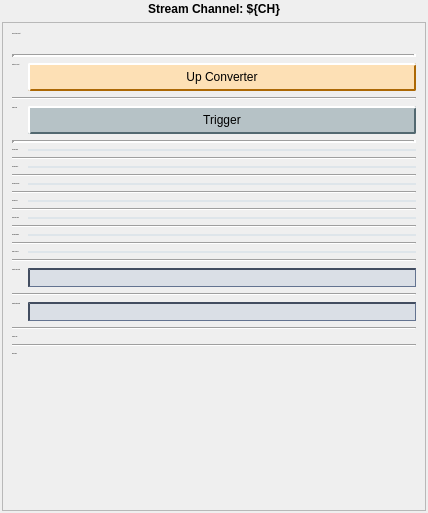
cristinasewell/ATCA_PyDM_Screens, file individuals/up_converter_ch_stream.ui: the form before one commit.
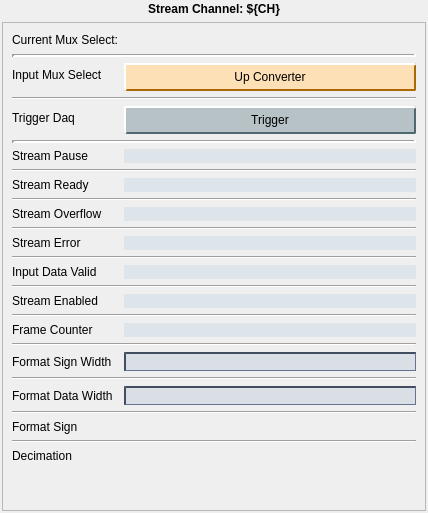
The form after the commit. Custom widgets are drawn as their Qt base class.

Commit message: Fix layout - looks ok now

What changed in the file:
```diff
--- a/individuals/up_converter_ch_stream.ui
+++ b/individuals/up_converter_ch_stream.ui
@@ -118,9 +118,7 @@
             </sizepolicy>
            </property>
            <property name="font">
-            <font>
-             <pointsize>-1</pointsize>
-            </font>
+            <font/>
            </property>
            <property name="styleSheet">
             <string notr="true"/>
@@ -143,9 +141,7 @@
          <item row="2" column="0">
           <widget class="QLabel" name="label_14">
            <property name="font">
-            <font>
-             <pointsize>-1</pointsize>
-            </font>
+            <font/>
            </property>
            <property name="styleSheet">
             <string notr="true"/>
@@ -219,9 +215,7 @@
          <item row="4" column="0">
           <widget class="QLabel" name="label_13">
            <property name="font">
-            <font>
-             <pointsize>-1</pointsize>
-            </font>
+            <font/>
            </property>
            <property name="styleSheet">
             <string notr="true"/>
@@ -275,9 +269,7 @@
          <item row="6" column="0">
           <widget class="QLabel" name="label_3">
            <property name="font">
-            <font>
-             <pointsize>-1</pointsize>
-            </font>
+            <font/>
            </property>
            <property name="styleSheet">
             <string notr="true"/>
@@ -290,9 +282,7 @@
          <item row="6" column="1">
           <widget class="PyDMLabel" name="PyDMLabel">
            <property name="font">
-            <font>
-             <pointsize>-1</pointsize>
-            </font>
+            <font/>
            </property>
            <property name="toolTip">
             <string/>
@@ -320,9 +310,7 @@
          <item row="8" column="0">
           <widget class="QLabel" name="label_4">
            <property name="font">
-            <font>
-             <pointsize>-1</pointsize>
-            </font>
+            <font/>
            </property>
            <property name="styleSheet">
             <string notr="true"/>
@@ -335,9 +323,7 @@
          <item row="8" column="1">
           <widget class="PyDMLabel" name="PyDMLabel_2">
            <property name="font">
-            <font>
-             <pointsize>-1</pointsize>
-            </font>
+            <font/>
            </property>
            <property name="toolTip">
             <string/>
@@ -365,9 +351,7 @@
          <item row="10" column="0">
           <widget class="QLabel" name="label_2">
            <property name="font">
-            <font>
-             <pointsize>-1</pointsize>
-            </font>
+            <font/>
            </property>
            <property name="styleSheet">
             <string notr="true"/>
@@ -380,9 +364,7 @@
          <item row="10" column="1">
           <widget class="PyDMLabel" name="PyDMLabel_3">
            <property name="font">
-            <font>
-             <pointsize>-1</pointsize>
-            </font>
+            <font/>
            </property>
            <property name="toolTip">
             <string/>
@@ -410,9 +392,7 @@
          <item row="12" column="0">
           <widget class="QLabel" name="label_5">
            <property name="font">
-            <font>
-             <pointsize>-1</pointsize>
-            </font>
+            <font/>
            </property>
            <property name="styleSheet">
             <string notr="true"/>
@@ -425,9 +405,7 @@
          <item row="12" column="1">
           <widget class="PyDMLabel" name="PyDMLabel_4">
            <property name="font">
-            <font>
-             <pointsize>-1</pointsize>
-            </font>
+            <font/>
            </property>
            <property name="toolTip">
             <string/>
@@ -455,9 +433,7 @@
          <item row="14" column="0">
           <widget class="QLabel" name="label_6">
            <property name="font">
-            <font>
-             <pointsize>-1</pointsize>
-            </font>
+            <font/>
            </property>
            <property name="styleSheet">
             <string notr="true"/>
@@ -470,9 +446,7 @@
          <item row="14" column="1">
           <widget class="PyDMLabel" name="PyDMLabel_5">
            <property name="font">
-            <font>
-             <pointsize>-1</pointsize>
-            </font>
+            <font/>
            </property>
            <property name="toolTip">
             <string/>
@@ -500,9 +474,7 @@
          <item row="16" column="0">
           <widget class="QLabel" name="label_7">
            <property name="font">
-            <font>
-             <pointsize>-1</pointsize>
-            </font>
+            <font/>
            </property>
            <property name="styleSheet">
             <string notr="true"/>
@@ -515,9 +487,7 @@
          <item row="16" column="1">
           <widget class="PyDMLabel" name="PyDMLabel_6">
            <property name="font">
-            <font>
-             <pointsize>-1</pointsize>
-            </font>
+            <font/>
            </property>
            <property name="toolTip">
             <string/>
@@ -545,9 +515,7 @@
          <item row="18" column="0">
           <widget class="QLabel" name="label_8">
            <property name="font">
-            <font>
-             <pointsize>-1</pointsize>
-            </font>
+            <font/>
            </property>
            <property name="styleSheet">
             <string notr="true"/>
@@ -560,9 +528,7 @@
          <item row="18" column="1">
           <widget class="PyDMLabel" name="PyDMLabel_7">
            <property name="font">
-            <font>
-             <pointsize>-1</pointsize>
-            </font>
+            <font/>
            </property>
            <property name="toolTip">
             <string/>
@@ -590,9 +556,7 @@
          <item row="20" column="0">
           <widget class="QLabel" name="label_9">
            <property name="font">
-            <font>
-             <pointsize>-1</pointsize>
-            </font>
+            <font/>
            </property>
            <property name="styleSheet">
             <string notr="true"/>
@@ -636,9 +600,7 @@
          <item row="22" column="0">
           <widget class="QLabel" name="label_10">
            <property name="font">
-            <font>
-             <pointsize>-1</pointsize>
-            </font>
+            <font/>
            </property>
            <property name="styleSheet">
             <string notr="true"/>
@@ -682,9 +644,7 @@
          <item row="24" column="0">
           <widget class="QLabel" name="label_11">
            <property name="font">
-            <font>
-             <pointsize>-1</pointsize>
-            </font>
+            <font/>
            </property>
            <property name="styleSheet">
             <string notr="true"/>
@@ -749,9 +709,7 @@
          <item row="26" column="0">
           <widget class="QLabel" name="label_12">
            <property name="font">
-            <font>
-             <pointsize>-1</pointsize>
-            </font>
+            <font/>
            </property>
            <property name="styleSheet">
             <string notr="true"/>
```
The commit also changes 3 other files.
